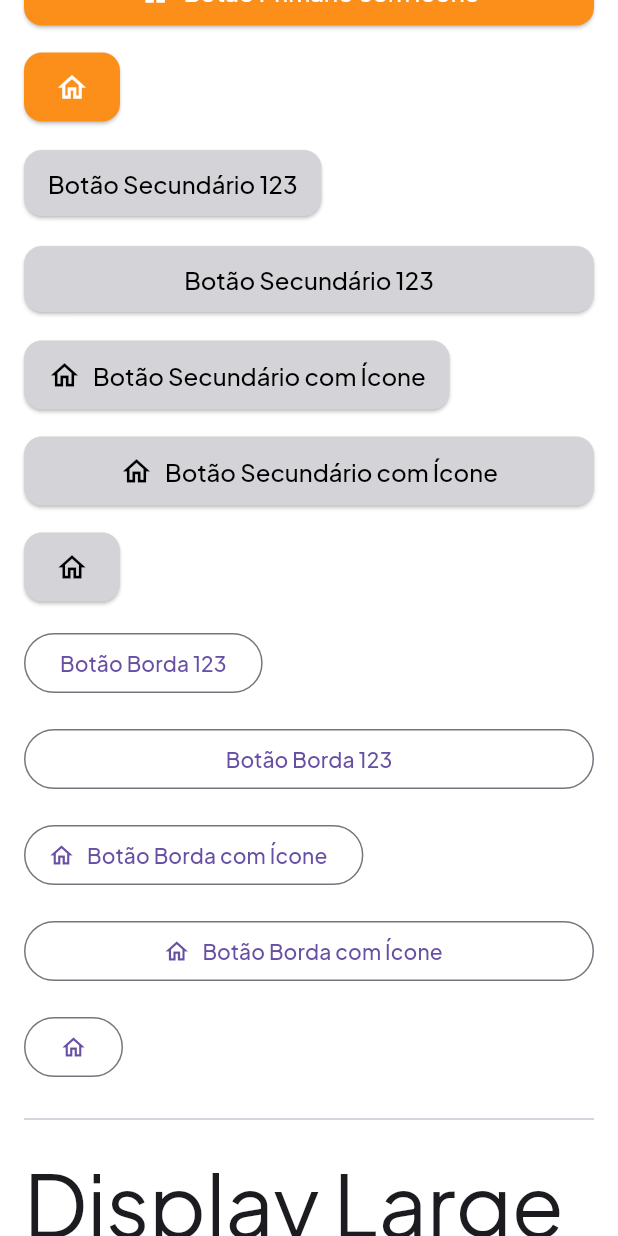
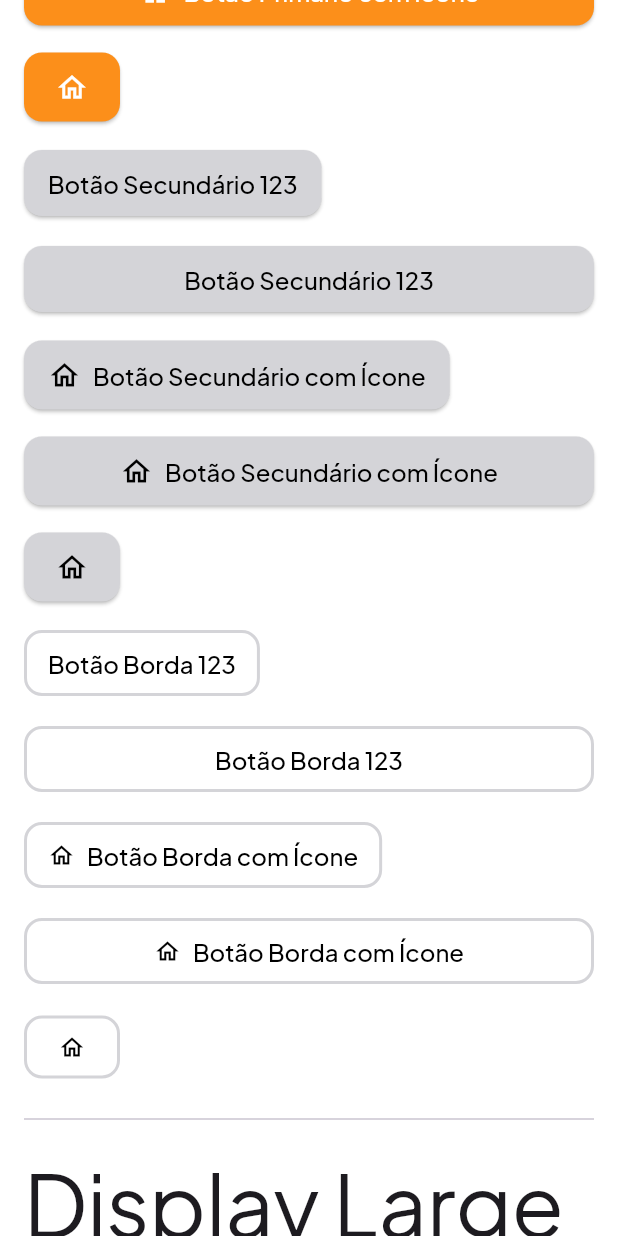
Before and after one commit to alexandreraminelli/aplicativo-lanchonete-escolar, a Flutter app: the screen it shows after launch, scrolled down 576 dp, on a phone screen of 412 x 824 dp. Run offline on Flutter 3.47's test engine with Material 3 defaults, Android fonts, the phone set to English and light mode, and no system bars.

Commit message:
feat(button): criar estilo pro OutlinedButton

```diff
--- a/gosnack_client/lib/utils/theme/theme.dart
+++ b/gosnack_client/lib/utils/theme/theme.dart
@@ -3,6 +3,7 @@ import 'package:gosnack_client/utils/constants/styles/colors.dart';
 import 'package:gosnack_client/utils/theme/base/typography.dart';
 import 'package:gosnack_client/utils/theme/widgets_theme/buttons_theme/elevated_button_theme.dart';
 import 'package:gosnack_client/utils/theme/widgets_theme/buttons_theme/filled_button_theme.dart';
+import 'package:gosnack_client/utils/theme/widgets_theme/buttons_theme/outlined_button_theme.dart';
 
 /// Tema da aplicação.
 class AppTheme {
@@ -13,9 +14,11 @@ class AppTheme {
     // Cores
     required Brightness brightness,
     required Color scaffoldBackgroundColor,
+
     // Widgets
     required ElevatedButtonThemeData elevatedButtonTheme,
     required FilledButtonThemeData filledButtonTheme,
+    required OutlinedButtonThemeData outlinedButtonTheme,
   }) {
     final base = ThemeData(
       useMaterial3: true,
@@ -31,6 +34,7 @@ class AppTheme {
       // -- Widgets do Material Design
       elevatedButtonTheme: elevatedButtonTheme,
       filledButtonTheme: filledButtonTheme,
+      outlinedButtonTheme: outlinedButtonTheme,
     );
 
     return base.copyWith(
@@ -49,6 +53,7 @@ class AppTheme {
     // Botões
     elevatedButtonTheme: AppElevatedButtonTheme.lightElevatedButtonTheme,
     filledButtonTheme: AppFilledButtonTheme.lightFilledButtonTheme,
+    outlinedButtonTheme: AppOutlinedButtonTheme.lightOutlinedButtonTheme,
   );
 
   /* ------------------------------------------------------------------------ */
@@ -62,5 +67,6 @@ class AppTheme {
     // Botões
     elevatedButtonTheme: AppElevatedButtonTheme.darkElevatedButtonTheme,
     filledButtonTheme: AppFilledButtonTheme.darkFilledButtonTheme,
+    outlinedButtonTheme: AppOutlinedButtonTheme.darkOutlinedButtonTheme,
   );
 }
--- /dev/null
+++ b/gosnack_client/lib/utils/theme/widgets_theme/buttons_theme/outlined_button_theme.dart
@@ -0,0 +1,43 @@
+import 'package:flutter/material.dart';
+import 'package:gosnack_client/utils/constants/styles/colors.dart';
+import 'package:gosnack_client/utils/constants/styles/sizes.dart';
+import 'package:gosnack_client/utils/constants/styles/spacing.dart';
+import 'package:gosnack_client/utils/theme/base/typography.dart';
+
+/// Tema personalizado para OutlinedButton.
+class AppOutlinedButtonTheme {
+  AppOutlinedButtonTheme._(); // Construtor privado para evitar instanciação
+
+  /// Tema base do botão de borda.
+  static OutlinedButtonThemeData _baseOutlinedButtonTheme({
+    required Color foregroundColor,
+    required Color borderColor,
+  }) => OutlinedButtonThemeData(
+    style: OutlinedButton.styleFrom(
+      // Cores
+      foregroundColor: foregroundColor,
+      // Borda
+      side: BorderSide(width: 2, color: borderColor),
+      // Padding
+      padding: KSpacing.buttonPaddingMd,
+      // Tipografia
+      textStyle: AppTypography.buttonTextStyleMd,
+      // Cantos arredondados
+      shape: RoundedRectangleBorder(
+        borderRadius: BorderRadius.circular(KSizes.sm),
+      ),
+    ),
+  );
+
+  /// Tema do botão de borda no modo claro.
+  static final lightOutlinedButtonTheme = _baseOutlinedButtonTheme(
+    foregroundColor: Colors.black,
+    borderColor: KColors.zinc300,
+  );
+
+  /// Tema do botão de borda no modo escuro.
+  static final darkOutlinedButtonTheme = _baseOutlinedButtonTheme(
+    foregroundColor: Colors.white,
+    borderColor: KColors.zinc700,
+  );
+}
```
